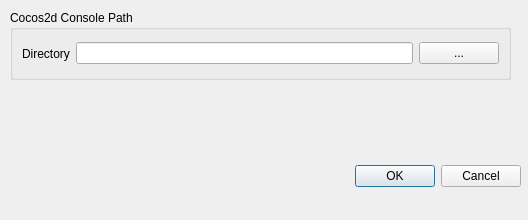
First picture: the form in src/preferencesdialog.ui, repository ricardoquesada/cocos2d-console-gui, before the edit.
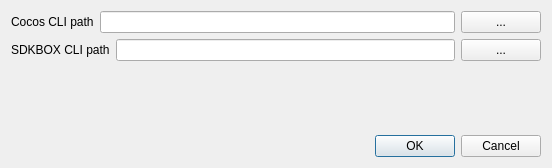
Second picture: the form after the edit.

Commit message: kind of parsing sdkbox

The edit to the form file:
```diff
--- a/src/preferencesdialog.ui
+++ b/src/preferencesdialog.ui
@@ -6,68 +6,77 @@
    <rect>
     <x>0</x>
     <y>0</y>
-    <width>528</width>
-    <height>220</height>
+    <width>552</width>
+    <height>168</height>
    </rect>
   </property>
   <property name="windowTitle">
    <string>Preferences</string>
   </property>
-  <widget class="QDialogButtonBox" name="buttonBox">
-   <property name="geometry">
-    <rect>
-     <x>20</x>
-     <y>160</y>
-     <width>501</width>
-     <height>32</height>
-    </rect>
-   </property>
-   <property name="orientation">
-    <enum>Qt::Horizontal</enum>
-   </property>
-   <property name="standardButtons">
-    <set>QDialogButtonBox::Cancel|QDialogButtonBox::Ok</set>
-   </property>
-  </widget>
-  <widget class="QGroupBox" name="groupBox">
-   <property name="geometry">
-    <rect>
-     <x>10</x>
-     <y>10</y>
-     <width>501</width>
-     <height>70</height>
-    </rect>
-   </property>
-   <property name="title">
-    <string>Cocos2d Console Path</string>
-   </property>
-   <layout class="QHBoxLayout" name="horizontalLayout">
-    <item>
-     <widget class="QLabel" name="label">
-      <property name="text">
-       <string>Directory</string>
-      </property>
-      <property name="buddy">
-       <cstring>lineEdit</cstring>
-      </property>
-     </widget>
-    </item>
-    <item>
-     <widget class="QLineEdit" name="lineEdit"/>
-    </item>
-    <item>
-     <widget class="QPushButton" name="directoryButton">
-      <property name="text">
-       <string>...</string>
-      </property>
-     </widget>
-    </item>
-   </layout>
-   <zorder>label</zorder>
-   <zorder>lineEdit</zorder>
-   <zorder>directoryButton</zorder>
-   <zorder>buttonBox</zorder>
-  </widget>
+  <layout class="QVBoxLayout" name="verticalLayout">
+   <item>
+    <layout class="QHBoxLayout" name="horizontalLayout">
+     <item>
+      <widget class="QLabel" name="label">
+       <property name="text">
+        <string>Cocos CLI path</string>
+       </property>
+       <property name="buddy">
+        <cstring>lineEdit_cocos</cstring>
+       </property>
+      </widget>
+     </item>
+     <item>
+      <widget class="QLineEdit" name="lineEdit_cocos"/>
+     </item>
+     <item>
+      <widget class="QPushButton" name="directoryButton_cocos">
+       <property name="text">
+        <string>...</string>
+       </property>
+      </widget>
+     </item>
+    </layout>
+   </item>
+   <item>
+    <layout class="QHBoxLayout" name="horizontalLayout_2">
+     <item>
+      <widget class="QLabel" name="label_2">
+       <property name="text">
+        <string>SDKBOX CLI path</string>
+       </property>
+      </widget>
+     </item>
+     <item>
+      <widget class="QLineEdit" name="lineEdit_sdkbox"/>
+     </item>
+     <item>
+      <widget class="QPushButton" name="directoryButton_sdkbox">
+       <property name="text">
+        <string>...</string>
+       </property>
+      </widget>
+     </item>
+    </layout>
+   </item>
+   <item>
+    <widget class="QLabel" name="label_error">
+     <property name="text">
+      <string/>
+     </property>
+    </widget>
+   </item>
+   <item>
+    <widget class="QDialogButtonBox" name="buttonBox">
+     <property name="orientation">
+      <enum>Qt::Horizontal</enum>
+     </property>
+     <property name="standardButtons">
+      <set>QDialogButtonBox::Cancel|QDialogButtonBox::Ok</set>
+     </property>
+    </widget>
+   </item>
+  </layout>
  </widget>
  <resources/>
  <connections>
```
The commit also changes 5 other files.
